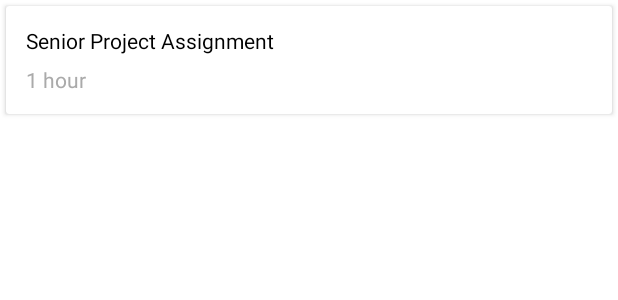
After one commit to todoheap/todoheap, an Android app: the layout card_task.xml on its own in the app's theme, with its tools: preview values and no code run, on a phone screen of 412 x 824 dp. The commit adds this screen. Shown: the top 300 px of the screen. Run offline under Robolectric (Android 15) with nearby library versions, the phone set to English and light mode, and no system bars.

Commit message:
task page recycler view

```diff
--- a/app/src/main/java/edu/rosehulman/todoheap/ui/home/HomeFragment.kt
+++ b/app/src/main/java/edu/rosehulman/todoheap/ui/home/HomeFragment.kt
@@ -21,7 +21,7 @@ class HomeFragment : Fragment() {
     ): View? {
         homeViewModel =
                 ViewModelProvider(this).get(HomeViewModel::class.java)
-        val root = inflater.inflate(R.layout.fragment_home, container, false)
+        val root = inflater.inflate(R.layout.fragment_tasks, container, false)
         val textView: TextView = root.findViewById(R.id.text_home)
         homeViewModel.text.observe(viewLifecycleOwner, Observer {
             textView.text = it
--- /dev/null
+++ b/app/src/main/res/layout/card_task.xml
@@ -0,0 +1,29 @@
+<?xml version="1.0" encoding="utf-8"?>
+
+    <androidx.cardview.widget.CardView
+        xmlns:android="http://schemas.android.com/apk/res/android"
+        android:layout_width="match_parent"
+        android:layout_height="wrap_content"
+        android:layout_margin="4dp"
+    >
+    <RelativeLayout
+        android:layout_width="match_parent"
+        android:layout_height="match_parent"
+        android:padding="10dp">
+        <TextView
+            android:id="@+id/task_title"
+            android:layout_width="wrap_content"
+            android:layout_height="wrap_content"
+            android:text="Senior Project Assignment"
+            android:padding="3dp"
+            android:textColor="@color/black"/>
+        <TextView
+            android:layout_width="wrap_content"
+            android:layout_height="wrap_content"
+            android:text="1 hour"
+            android:padding="3dp"
+            android:layout_below="@id/task_title"
+            android:textColor="@color/grey_text"/>
+    </RelativeLayout>
+
+    </androidx.cardview.widget.CardView>
--- a/app/src/main/res/layout/fragment_home.xml
+++ b/app/src/main/res/layout/fragment_tasks.xml
@@ -7,15 +7,14 @@
     tools:context=".ui.home.HomeFragment"
     android:background="@color/grey_background">
 
-    <TextView
+    <androidx.recyclerview.widget.RecyclerView
         android:id="@+id/text_home"
         android:layout_width="match_parent"
         android:layout_height="wrap_content"
         android:layout_marginStart="8dp"
         android:layout_marginTop="8dp"
         android:layout_marginEnd="8dp"
-        android:textAlignment="center"
-        android:textSize="20sp"
+        tools:listitem="@layout/card_task"
         app:layout_constraintBottom_toBottomOf="parent"
         app:layout_constraintEnd_toEndOf="parent"
         app:layout_constraintStart_toStartOf="parent"
--- a/app/src/main/res/navigation/mobile_navigation.xml
+++ b/app/src/main/res/navigation/mobile_navigation.xml
@@ -9,7 +9,7 @@
         android:id="@+id/navigation_tasks"
         android:name="edu.rosehulman.todoheap.ui.home.HomeFragment"
         android:label="@string/title_tasks"
-        tools:layout="@layout/fragment_home" />
+        tools:layout="@layout/fragment_tasks" />
 
     <fragment
         android:id="@+id/navigation_calendar"
--- a/app/src/main/res/values/colors.xml
+++ b/app/src/main/res/values/colors.xml
@@ -6,4 +6,5 @@
     <color name="black">#FF000000</color>
     <color name="white">#FFFFFFFF</color>
     <color name="grey_background">#FFD9D9D9</color>
+    <color name="grey_text">#FFAAAAAA</color>
 </resources>
```
